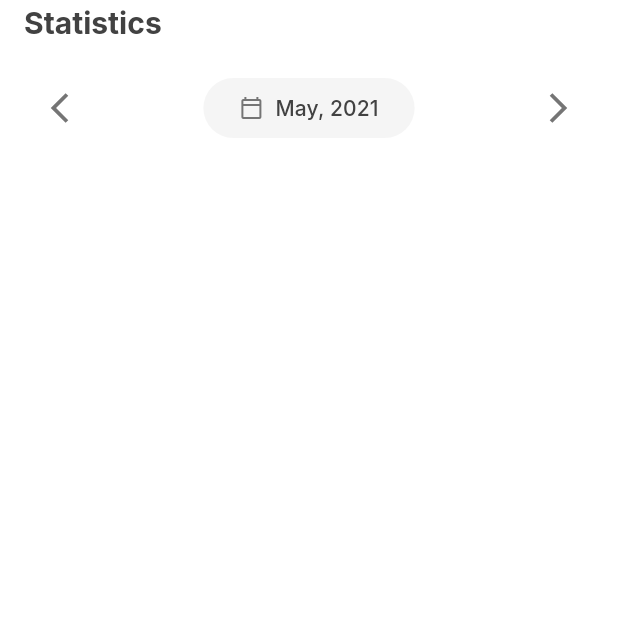
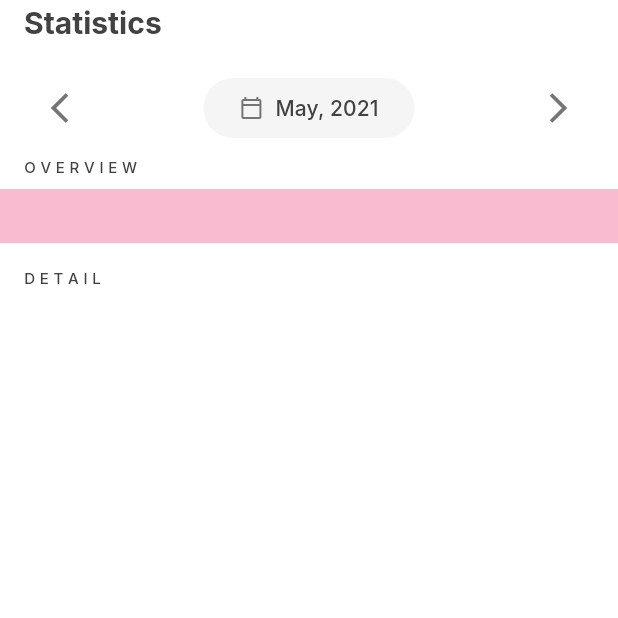
Before and after one commit to MaximDmytruk/kitty, a Flutter app: the StatisticsScreen screen opened directly, on a phone screen of 412 x 824 dp, the top half of it. Run offline on Flutter 3.47's test engine with Material 3 defaults, Android fonts, the phone set to English and light mode, and no system bars; our stand-ins replace flutter_bloc, flutter_localization, flutter_svg, freezed_annotation, google_fonts, local_auth and 1 more; missing offline and left inert: dart:ffi.

Commit message:
Make BodyUI in Statistics

```diff
--- a/lib/localization/app_locale.dart
+++ b/lib/localization/app_locale.dart
@@ -26,7 +26,8 @@ mixin AppLocale {
   static const String categoryName = 'Category name';
   static const String enterAmount = 'Enter amount';
   static const String description = 'Description (optional)';
-
+  static const String overview = 'O V E R V I E W';
+  static const String detail = 'D E T A I L';
 
   // ignore: constant_identifier_names
   static const Map<String, dynamic> EN = {
@@ -55,7 +56,9 @@ mixin AppLocale {
     addNew: 'Add new',
     categoryName: 'Category name',
     enterAmount: 'Enter amount',
-    description: 'Description (optional)'
+    description: 'Description (optional)',
+    overview: 'O V E R V I E W',
+    detail: 'D E T A I L',
   };
 
   // ignore: constant_identifier_names
@@ -85,6 +88,8 @@ mixin AppLocale {
     addNew: 'Додати',
     categoryName: 'Назва категорії',
     enterAmount: 'Введіть суму',
-    description: 'Опис(необов\'язково)'
+    description: 'Опис(необов\'язково)',
+    overview: 'З А Г А Л Ь Н О',
+    detail: 'Д Е Т А Л Ь Н О',
   };
 }
--- a/lib/main.dart
+++ b/lib/main.dart
@@ -1,4 +1,5 @@
 import 'package:flutter/material.dart';
+import 'package:flutter/services.dart';
 import 'package:flutter_bloc/flutter_bloc.dart';
 import 'package:flutter_localization/flutter_localization.dart';
 import 'package:kitty/cubit/user_cubit.dart';
@@ -13,6 +14,7 @@ import 'screens/registration_screen/registration_screen.dart';
 Future<void> main() async {
   WidgetsFlutterBinding.ensureInitialized();
   await FlutterLocalization.instance.ensureInitialized();
+
   runApp(
      MyApp(),
   );
@@ -44,6 +46,12 @@ class _MyAppState extends State<MyApp> {
 
   @override
   Widget build(BuildContext context) {
+      SystemChrome.setSystemUIOverlayStyle(
+      SystemUiOverlayStyle(
+        statusBarColor: Colors.black,
+        statusBarIconBrightness: Brightness.dark,
+      ),
+    );
     return BlocProvider(
       create: (_)=> UserCubit(),
       child: MaterialApp(
--- a/lib/model/user.dart
+++ b/lib/model/user.dart
@@ -12,6 +12,8 @@ class User {
   });
 
   List<FinancialTransaction> listFinTransaction = [];
+
+
 }
 
 // part 'user.freezed.dart';
--- a/lib/screens/bottom_navigation_screen/bottom_navigation_screen.dart
+++ b/lib/screens/bottom_navigation_screen/bottom_navigation_screen.dart
@@ -2,7 +2,7 @@ import 'package:flutter/material.dart';
 import 'package:flutter_localization/flutter_localization.dart';
 import 'package:flutter_svg/flutter_svg.dart';
 import 'package:kitty/localization/app_locale.dart';
-import 'package:kitty/screens/statistics_screen/statistics_screen.dart';
+import 'package:kitty/screens/statistics_screen/screen/statistics_screen.dart';
 import 'package:kitty/styles/colors/colors_app.dart';
 import 'package:kitty/styles/icons/icons_app.dart';
 
--- a/lib/screens/setting_screen/screen/setting_screen.dart
+++ b/lib/screens/setting_screen/screen/setting_screen.dart
@@ -3,7 +3,7 @@ import 'package:flutter_bloc/flutter_bloc.dart';
 import 'package:flutter_localization/flutter_localization.dart';
 import 'package:kitty/cubit/user_cubit.dart';
 import 'package:kitty/model/user.dart';
-import 'package:kitty/widgets/name_of_screenHeader.dart';
+import 'package:kitty/widgets/name_of_screen_header.dart';
 
 import 'package:kitty/screens/setting_screen/widgets/settings_options_row.dart';
 import 'package:kitty/styles/colors/colors_app.dart';
--- /dev/null
+++ b/lib/screens/statistics_screen/screen/statistics_screen.dart
@@ -0,0 +1,66 @@
+import 'package:flutter/material.dart';
+import 'package:flutter/services.dart';
+import 'package:flutter_localization/flutter_localization.dart';
+import 'package:kitty/localization/app_locale.dart';
+import 'package:kitty/screens/statistics_screen/widgets/name_of_section.dart';
+import 'package:kitty/styles/font/fontstyle_app.dart';
+import 'package:kitty/widgets/name_of_screen_header.dart';
+import 'package:kitty/widgets/custom_date_picker_app_bar.dart';
+
+import 'package:kitty/styles/colors/colors_app.dart';
+import 'package:kitty/widgets/custom_status_bar.dart';
+
+class StatisticsScreen extends StatefulWidget {
+  const StatisticsScreen({super.key});
+
+  @override
+  State<StatisticsScreen> createState() => _StatisticsScreenState();
+}
+
+class _StatisticsScreenState extends State<StatisticsScreen> {
+  @override
+  Widget build(BuildContext context) {
+    return Scaffold(
+      backgroundColor: KittyColors.white,
+      body: Column(
+        crossAxisAlignment: CrossAxisAlignment.start,
+        children: [
+          CustomStatusBar(),
+          NameOfScreenHeader(
+            name: AppLocale.statistics.getString(context),
+            color: KittyColors.white,
+          ),
+          CustomDatePickerAppBar(),
+          Padding(
+            padding: const EdgeInsets.symmetric(
+              vertical: 8.0,
+              horizontal: 16.0,
+            ),
+            child: NameOfSection(
+              name: AppLocale.overview.getString(context),
+            ),
+          ),
+          Container(
+            height: 36.0,
+            decoration: BoxDecoration(
+              color: Color.fromRGBO(248, 187, 207, 1),
+            ),
+          ),
+          SizedBox(
+            height: 16.0,
+          ),
+          Expanded(
+            child: ListView(
+              padding: EdgeInsets.symmetric(
+                horizontal: 16.0,
+              ),
+              children: [
+                NameOfSection(name: AppLocale.detail.getString(context)),
+              ],
+            ),
+          )
+        ],
+      ),
+    );
+  }
+}
--- a/lib/screens/statistics_screen/statistics_screen.dart
+++ /dev/null
@@ -1,34 +0,0 @@
-import 'package:flutter/material.dart';
-import 'package:flutter_localization/flutter_localization.dart';
-import 'package:kitty/localization/app_locale.dart';
-import 'package:kitty/widgets/name_of_screenHeader.dart';
-import 'package:kitty/widgets/custom_date_picker_app_bar.dart';
-
-import 'package:kitty/styles/colors/colors_app.dart';
-import 'package:kitty/widgets/custom_status_bar.dart';
-
-class StatisticsScreen extends StatefulWidget {
-  const StatisticsScreen({super.key});
-
-  @override
-  State<StatisticsScreen> createState() => _StatisticsScreenState();
-}
-
-class _StatisticsScreenState extends State<StatisticsScreen> {
-  @override
-  Widget build(BuildContext context) {
-    return Scaffold(
-      backgroundColor: KittyColors.white,
-      body: Column(
-        children: [
-          CustomStatusBar(),
-          NameOfScreenHeader(
-            name: AppLocale.statistics.getString(context),
-            color: KittyColors.white,
-          ),
-          CustomDatePickerAppBar(),
-        ],
-      ),
-    );
-  }
-}
--- /dev/null
+++ b/lib/screens/statistics_screen/widgets/name_of_section.dart
@@ -0,0 +1,23 @@
+import 'package:flutter/material.dart';
+import 'package:kitty/styles/colors/colors_app.dart';
+import 'package:kitty/styles/font/fontstyle_app.dart';
+
+class NameOfSection extends StatelessWidget {
+  final String name;
+  const NameOfSection({
+    super.key,
+    required this.name,
+  });
+
+  @override
+  Widget build(BuildContext context) {
+    return Text(
+      name,
+      style: interTextStyle(
+        fontSize: 10.0,
+        fontWeight: FontWeight.w500,
+        color: KittyColors.grey66,
+      ),
+    );
+  }
+}
--- a/lib/styles/font/fontstyle_app.dart
+++ b/lib/styles/font/fontstyle_app.dart
@@ -1,3 +1,5 @@
+import 'dart:ffi';
+
 import 'package:flutter/material.dart';
 import 'package:google_fonts/google_fonts.dart';
 import 'package:kitty/styles/colors/colors_app.dart';
@@ -6,10 +8,12 @@ TextStyle interTextStyle({
   double fontSize = 14.0,
   FontWeight fontWeight = FontWeight.w400,
   Color color = KittyColors.black,
+
 }) {
   return GoogleFonts.inter(
     fontSize: fontSize,
     fontWeight: fontWeight,
     color: color,
+
   );
 }
--- a/lib/widgets/name_of_screenHeader.dart
+++ b/lib/widgets/name_of_screen_header.dart
@@ -1,6 +1,4 @@
 import 'package:flutter/material.dart';
-import 'package:flutter_localization/flutter_localization.dart';
-import 'package:kitty/localization/app_locale.dart';
 import 'package:kitty/styles/colors/colors_app.dart';
 import 'package:kitty/styles/font/fontstyle_app.dart';
 
```
